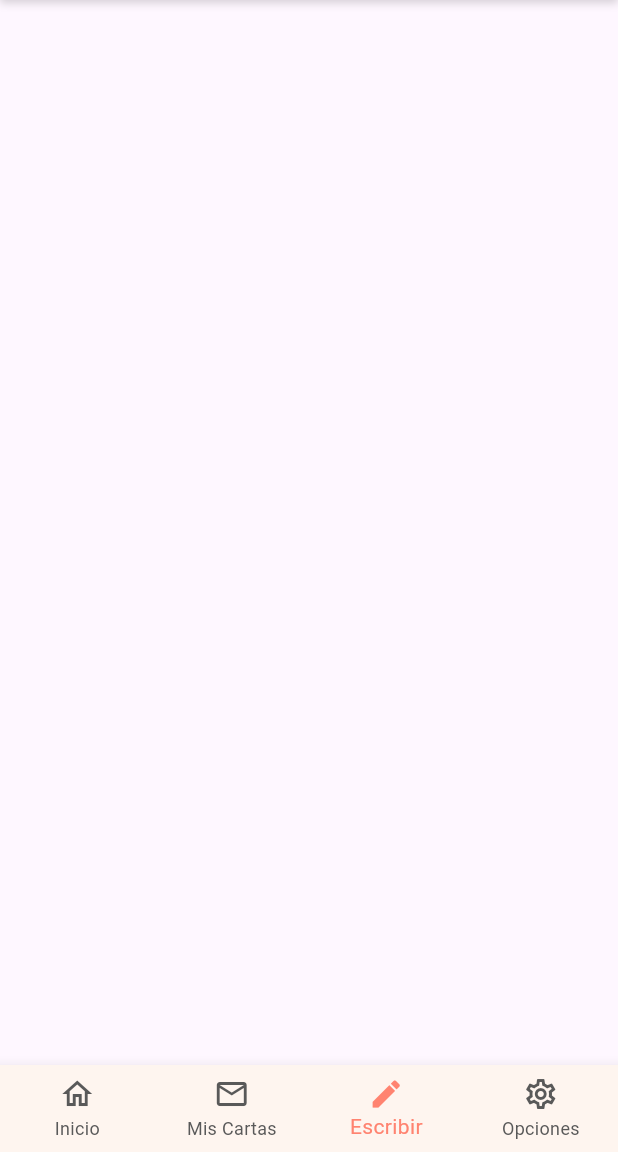
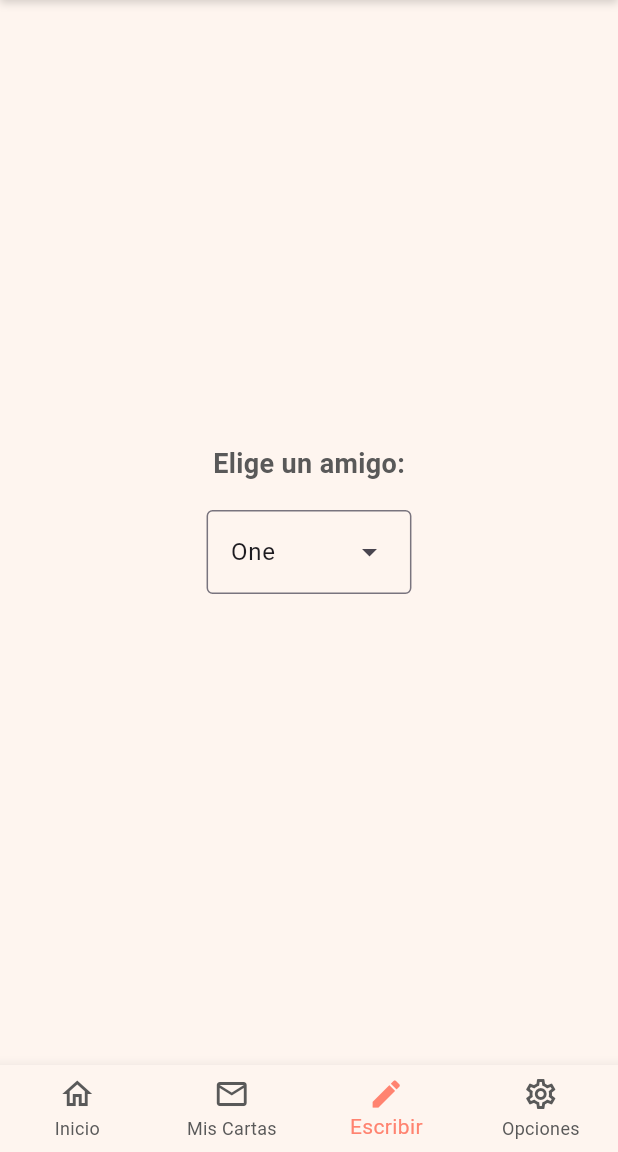
Before and after one commit to ruferson/scriftes_project, a Flutter app: the screen it shows once a user with an empty profile is signed in, item 3 of the bottom bar chosen, on a phone screen of 412 x 824 dp, the part 84-1236 px from its top. Run offline on Flutter 3.47's test engine with Material 3 defaults, Android fonts, the phone set to English and light mode, and no system bars; our stand-ins replace cloud_firestore, firebase_auth, firebase_core, shared_preferences; accounts and stored records are empty; generated files the repository leaves out were written again; network calls fail.

Commit message:
writing part 1

```diff
--- a/lib/screens/app.dart
+++ b/lib/screens/app.dart
@@ -3,12 +3,13 @@ import 'package:flutter/material.dart';
 import 'package:flutter_gen/gen_l10n/app_localizations.dart';
 import 'package:flutter_localizations/flutter_localizations.dart';
 import 'package:skriftes_project/screens/home/home_view.dart';
-import 'package:skriftes_project/screens/letter/my_letter_view.dart';
-import 'package:skriftes_project/screens/letter/received_letters.dart';
+import 'package:skriftes_project/screens/my_letters/my_letter_view.dart';
+import 'package:skriftes_project/screens/my_letters/received_letters.dart';
 import 'package:skriftes_project/screens/login/login_view.dart';
+import 'package:skriftes_project/screens/writing/writing_view.dart';
 import 'package:skriftes_project/themes/color_repository.dart';
 
-import 'letter/letter_container.dart';
+import 'my_letters/mini_letter.dart';
 import 'settings/settings_controller.dart';
 import 'settings/settings_view.dart';
 
@@ -42,7 +43,7 @@ class _MyAppState extends State<MyApp> {
       case 1:
         return MyLettersView(controller: settingsController);
       case 2:
-        return SizedBox();
+        return WritingView(controller: settingsController);
       case 3:
         return SettingsView(controller: settingsController);
       default:
--- a/lib/screens/letter/my_letter_view.dart
+++ b/lib/screens/my_letters/my_letter_view.dart
@@ -1,6 +1,6 @@
 import 'package:flutter/material.dart';
-import 'package:skriftes_project/screens/letter/received_letters.dart';
-import 'package:skriftes_project/screens/letter/sent_letters.dart';
+import 'package:skriftes_project/screens/my_letters/received_letters.dart';
+import 'package:skriftes_project/screens/my_letters/sent_letters.dart';
 import 'package:skriftes_project/themes/color_repository.dart';
 import 'package:skriftes_project/screens/settings/settings_controller.dart';
 
--- a/lib/screens/letter/received_letters.dart
+++ b/lib/screens/my_letters/received_letters.dart
@@ -4,7 +4,7 @@ import 'dart:math';
 import 'package:firebase_auth/firebase_auth.dart';
 import 'package:flutter/material.dart';
 import 'package:flutter/services.dart' show rootBundle;
-import 'package:skriftes_project/screens/letter/letter_container.dart';
+import 'package:skriftes_project/screens/my_letters/mini_letter.dart';
 import 'package:skriftes_project/services/firebase_service.dart';
 import 'package:skriftes_project/services/models/letter.dart';
 import 'package:skriftes_project/themes/color_repository.dart';
@@ -153,7 +153,7 @@ class ReceivedLettersList extends StatelessWidget {
             children: [
               Wrap(
                   children: letters.map((letter) {
-                return LetterContainer(
+                return MiniLetterContainer(
                   received: true,
                   controller: widget.controller,
                   letter: letter,
--- a/lib/screens/letter/sent_letters.dart
+++ b/lib/screens/my_letters/sent_letters.dart
@@ -4,7 +4,7 @@ import 'dart:math';
 import 'package:firebase_auth/firebase_auth.dart';
 import 'package:flutter/material.dart';
 import 'package:flutter/services.dart' show rootBundle;
-import 'package:skriftes_project/screens/letter/letter_container.dart';
+import 'package:skriftes_project/screens/my_letters/mini_letter.dart';
 import 'package:skriftes_project/services/firebase_service.dart';
 import 'package:skriftes_project/services/models/letter.dart';
 import 'package:skriftes_project/themes/color_repository.dart';
@@ -194,7 +194,7 @@ class MyLettersList extends StatelessWidget {
             children: [
               Wrap(
                   children: letters.map((letter) {
-                return LetterContainer(
+                return MiniLetterContainer(
                   received: false,
                   controller: widget.controller,
                   letter: letter,
--- /dev/null
+++ b/lib/screens/writing/writing_view.dart
@@ -0,0 +1,138 @@
+import 'package:flutter/material.dart';
+import 'package:skriftes_project/screens/settings/settings_controller.dart';
+import 'package:skriftes_project/services/models/letter.dart';
+import 'package:skriftes_project/themes/color_repository.dart';
+
+Future<String> getFalseFutureString() async {
+  await Future.delayed(Duration.zero);
+  return "value";
+}
+
+/// Displays a list of SampleItems.
+class WritingView extends StatefulWidget {
+  const WritingView({
+    super.key,
+    required this.controller,
+  });
+
+  final SettingsController controller;
+
+  static const routeName = '/';
+
+  @override
+  State<WritingView> createState() => _WritingViewState();
+}
+
+class _WritingViewState extends State<WritingView> {
+  int step = 0;
+
+  @override
+  Widget build(BuildContext context) {
+    const List<String> list = <String>['One', 'Two', 'Three', 'Four'];
+    Widget stepWidget = ReadLetterContent(widget: widget);
+    String dropdownValue = list.first;
+
+    switch (step) {
+      case 0:
+        stepWidget = Container(
+            alignment: Alignment.center,
+            color: ColorRepository.getColor(
+                ColorName.primaryColor, widget.controller.themeMode),
+            child: Column(
+              mainAxisAlignment: MainAxisAlignment.center,
+              crossAxisAlignment: CrossAxisAlignment.center,
+              children: [
+                Text(
+                  "Elige un amigo:",
+                  style: TextStyle(
+                    fontSize: 18,
+                    fontWeight: FontWeight.bold,
+                    color: ColorRepository.getColor(
+                        ColorName.textColor, widget.controller.themeMode),
+                  ),
+                ),
+                const SizedBox(
+                  height: 18,
+                ),
+                DropdownMenu<String>(
+                  initialSelection: list.first,
+                  onSelected: (String? value) {
+                    // This is called when the user selects an item.
+                    setState(() {
+                      dropdownValue = value!;
+                    });
+                  },
+                  menuStyle: MenuStyle(
+                    backgroundColor: MaterialStatePropertyAll(
+                        ColorRepository.getColor(ColorName.primaryColor,
+                            widget.controller.themeMode)),
+                  ),
+                  dropdownMenuEntries:
+                      list.map<DropdownMenuEntry<String>>((String value) {
+                    return DropdownMenuEntry<String>(
+                        value: value, label: value);
+                  }).toList(),
+                ),
+                const SizedBox(
+                  height: 18,
+                ),
+              ],
+            ));
+        break;
+      case 1:
+        stepWidget = ReadLetterContent(widget: widget);
+        break;
+      default:
+        stepWidget = ReadLetterContent(widget: widget);
+        break;
+    }
+
+    return Container(
+      color: ColorRepository.getColor(
+          ColorName.primaryColor, widget.controller.themeMode),
+      child: stepWidget,
+    );
+  }
+}
+
+class ReadLetterContent extends StatelessWidget {
+  const ReadLetterContent({
+    super.key,
+    required this.widget,
+  });
+
+  final WritingView widget;
+
+  @override
+  Widget build(BuildContext context) {
+    return ListenableBuilder(
+      listenable: widget.controller,
+      builder: (BuildContext context, Widget? child) {
+        return Container(
+          width: MediaQuery.of(context).size.width,
+          height: MediaQuery.of(context).size.height,
+          margin: const EdgeInsets.all(18),
+          decoration: BoxDecoration(
+            color: ColorRepository.getColor(
+                ColorName.white, widget.controller.themeMode),
+            boxShadow: const [
+              BoxShadow(
+                color: Color.fromARGB(50, 0, 0, 0),
+                offset: Offset(0, 2),
+                blurRadius: 4,
+              ),
+            ],
+          ),
+          padding: const EdgeInsets.all(24.0),
+          child: const SingleChildScrollView(
+            child: Column(
+              mainAxisAlignment: MainAxisAlignment.start,
+              crossAxisAlignment: CrossAxisAlignment.start,
+              children: [SizedBox(height: 20)],
+            ),
+          ),
+        );
+      },
+    );
+  }
+}
--- a/pubspec.yaml
+++ b/pubspec.yaml
@@ -17,6 +17,7 @@ dependencies:
     sdk: flutter
   flutter_localizations:
     sdk: flutter
+  flutter_quill: ^9.3.7
   flutter_svg: ^2.0.10+1
   get: ^4.6.6
   shared_preferences: ^2.2.2
```
Also changed, not shown: lib/screens/my_letters/mini_letter.dart (renamed from lib/screens/letter/letter_container.dart, +10 -14 lines), lib/screens/my_letters/read_letter_view.dart (added, +147 -0 lines), lib/services/firebase_service.dart (+18 -28 lines), lib/services/models/user.dart (added, +17 -0 lines), pubspec.lock, 5 other files.
